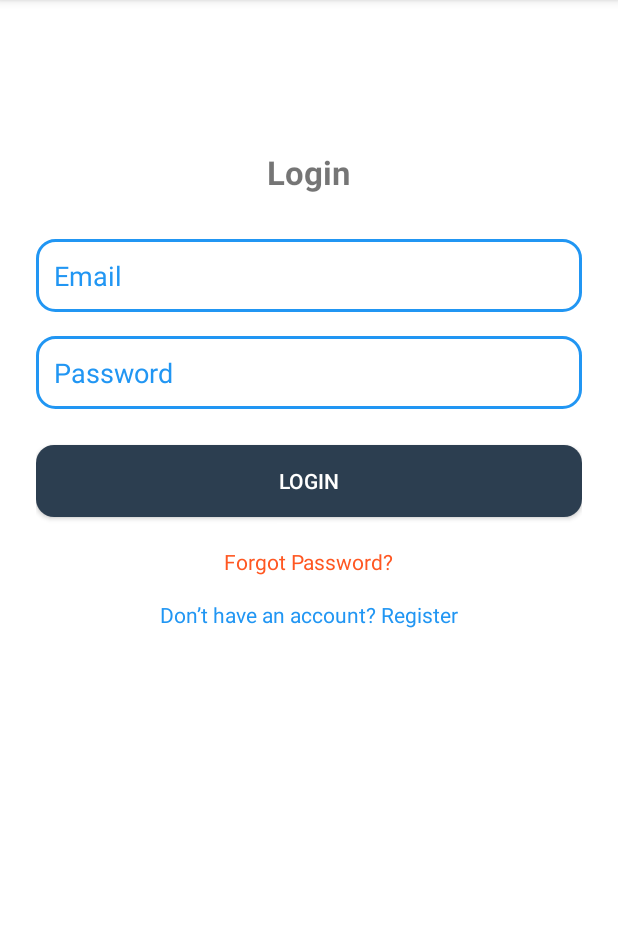
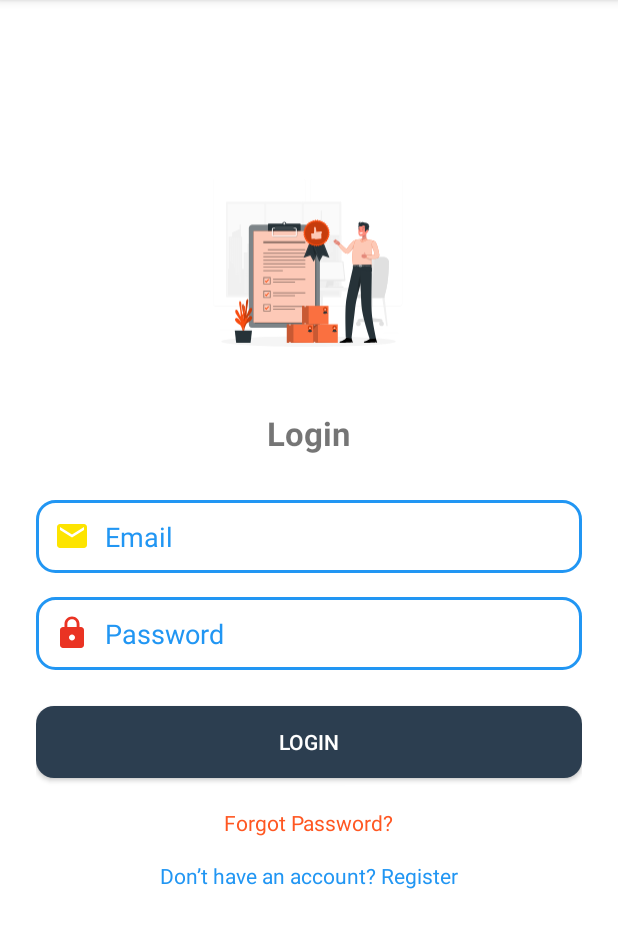
Before and after one commit to Intership-Project/Android-Frontend, an Android app: the screen it shows after launch (LoginActivity), on a phone screen of 412 x 824 dp, the part 84-1032 px from its top. Run offline under Robolectric (Android 15) with nearby library versions, the phone set to English and light mode, and no system bars.

Commit message:
Ui changed

```diff
--- a/app/src/main/res/layout/activity_feedback_form.xml
+++ b/app/src/main/res/layout/activity_feedback_form.xml
@@ -37,6 +37,8 @@
                 android:background="@drawable/rounded_edittext"
                 android:padding="10dp"
                 android:text=""
+                android:drawableStart="@drawable/person"
+                android:drawablePadding="10dp"
                 android:textSize="20sp"
                 android:textColor="#34495E"/>
 
--- a/app/src/main/res/layout/activity_login.xml
+++ b/app/src/main/res/layout/activity_login.xml
@@ -12,6 +12,18 @@
         android:orientation="vertical"
         android:gravity="center_horizontal"
         android:paddingTop="100dp">
+
+
+        <!-- Login Icon -->
+        <ImageView
+            android:id="@+id/ivLoginIcon"
+            android:layout_width="150dp"
+            android:layout_height="150dp"
+            android:src="@drawable/login"
+            android:layout_gravity="center_horizontal"
+            android:contentDescription="Login Icon"
+            android:layout_marginBottom="24dp"/>
+
 
         <!-- Title -->
         <TextView
@@ -30,6 +42,8 @@
             android:hint="Email"
             android:inputType="textEmailAddress"
             android:background="@drawable/rounded_edittext"
+            android:drawableStart="@drawable/email"
+            android:drawablePadding="10dp"
             android:padding="12dp"
             android:textColorHint="#2196F3"
             android:layout_marginBottom="16dp"/>
@@ -43,6 +57,8 @@
             android:inputType="textPassword"
             android:background="@drawable/rounded_edittext"
             android:padding="12dp"
+            android:drawableStart="@drawable/lock"
+            android:drawablePadding="10dp"
             android:textColorHint="#2196F3"
             android:layout_marginBottom="24dp"/>
 
--- a/app/src/main/res/layout/activity_register.xml
+++ b/app/src/main/res/layout/activity_register.xml
@@ -32,6 +32,8 @@
             android:inputType="textPersonName"
             android:background="@drawable/rounded_edittext"
             android:padding="12dp"
+            android:drawableStart="@drawable/person"
+            android:drawablePadding="10dp"
             android:textColor="@android:color/black"
             android:textColorHint="@android:color/black"
             android:layout_marginBottom="16dp"/>
@@ -45,6 +47,8 @@
             android:inputType="textEmailAddress"
             android:background="@drawable/rounded_edittext"
             android:padding="12dp"
+            android:drawableStart="@drawable/email"
+            android:drawablePadding="10dp"
             android:textColor="@android:color/black"
             android:textColorHint="@android:color/black"
             android:layout_marginBottom="16dp"/>
@@ -76,6 +80,8 @@
             android:inputType="textPassword"
             android:background="@drawable/rounded_edittext"
             android:padding="12dp"
+            android:drawableStart="@drawable/lock"
+            android:drawablePadding="10dp"
             android:textColor="@android:color/black"
             android:textColorHint="@android:color/black"
             android:layout_marginBottom="16dp"/>
--- a/app/src/main/res/layout/activity_student_dashboard.xml
+++ b/app/src/main/res/layout/activity_student_dashboard.xml
@@ -104,6 +104,8 @@
                     android:layout_width="wrap_content"
                     android:layout_height="wrap_content"
                     android:text=""
+                    android:drawableStart="@drawable/person"
+                    android:drawablePadding="10dp"
                     android:textColor="@android:color/black" />
 
                 <TextView
@@ -111,6 +113,8 @@
                     android:layout_width="wrap_content"
                     android:layout_height="wrap_content"
                     android:text=""
+                    android:drawableStart="@drawable/email"
+                    android:drawablePadding="10dp"
                     android:textColor="@android:color/black" />
             </LinearLayout>
         </TableRow>
```
